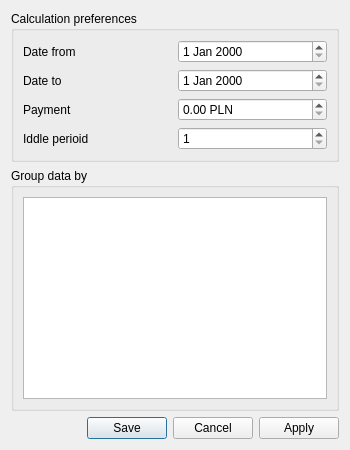
Qt form paymentdialog.ui (Kuszki/EW-Statistics) before a commit.
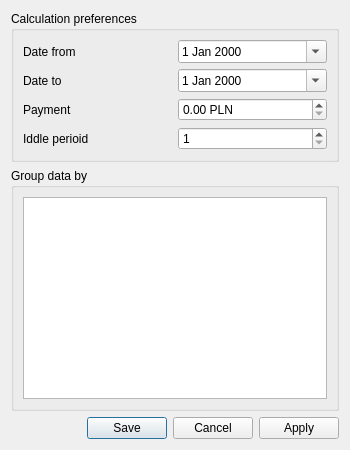
The same form after that commit. Icons and pictures are not drawn.

What changed in the file:
```diff
--- a/paymentdialog.ui
+++ b/paymentdialog.ui
@@ -32,7 +32,11 @@
        </widget>
       </item>
       <item row="0" column="1">
-       <widget class="QDateEdit" name="startDate"/>
+       <widget class="QDateEdit" name="startDate">
+        <property name="calendarPopup">
+         <bool>true</bool>
+        </property>
+       </widget>
       </item>
       <item row="1" column="0">
        <widget class="QLabel" name="stopLabel">
@@ -42,7 +46,11 @@
        </widget>
       </item>
       <item row="1" column="1">
-       <widget class="QDateEdit" name="stopDate"/>
+       <widget class="QDateEdit" name="stopDate">
+        <property name="calendarPopup">
+         <bool>true</bool>
+        </property>
+       </widget>
       </item>
       <item row="2" column="0">
        <widget class="QLabel" name="paymentLabel">
```
Left out of the diff: 19 changed lines with no effect on the pictures.
